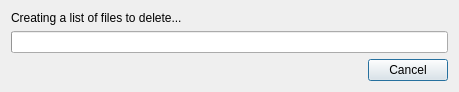
First picture: the form in source/client/ui/file_remove_dialog.ui, repository dchapyshev/aspia, before the edit.
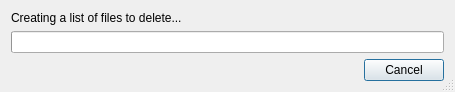
Second picture: the form after the edit.

Patch:
```diff
--- a/source/client/ui/file_remove_dialog.ui
+++ b/source/client/ui/file_remove_dialog.ui
@@ -6,13 +6,16 @@
    <rect>
     <x>0</x>
     <y>0</y>
-    <width>459</width>
-    <height>91</height>
+    <width>455</width>
+    <height>88</height>
    </rect>
   </property>
   <property name="windowTitle">
    <string>Deleting Items</string>
   </property>
+  <property name="sizeGripEnabled">
+   <bool>true</bool>
+  </property>
   <layout class="QVBoxLayout" name="verticalLayout">
    <item>
     <widget class="QLabel" name="label_current_item">
```
